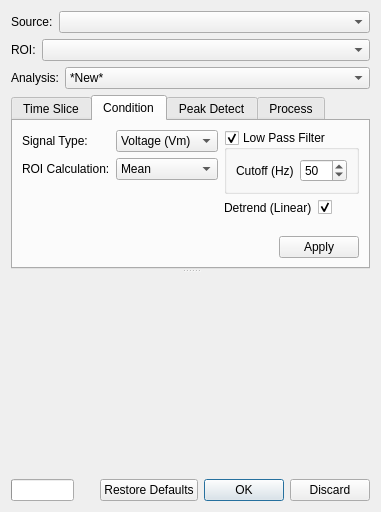
Old version of the form src/ui/KairoSightWidgetAnalyze.ui in the repository kairosight/KairoSight.
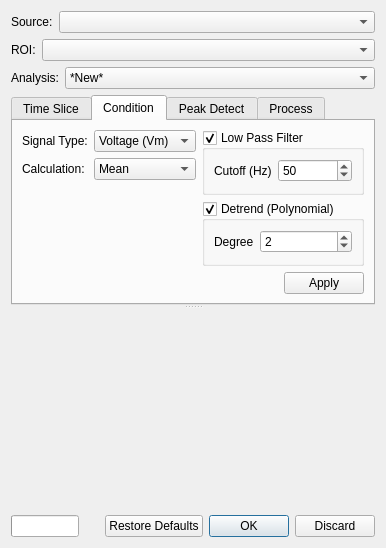
New version of the form. The open tabs and pages were chosen to show the change. Custom widgets are drawn as their Qt base class.

Commit message: Polynomial detrend UI, plotting full data with time slice

The edit to the form file:
```diff
--- a/src/ui/KairoSightWidgetAnalyze.ui
+++ b/src/ui/KairoSightWidgetAnalyze.ui
@@ -7,7 +7,7 @@
     <x>0</x>
     <y>0</y>
     <width>348</width>
-    <height>512</height>
+    <height>528</height>
    </rect>
   </property>
   <property name="sizePolicy">
@@ -320,7 +320,7 @@
             <item row="1" column="0">
              <widget class="QLabel" name="roiCalculationLabel">
               <property name="text">
-               <string>ROI Calculation:</string>
+               <string>Calculation:</string>
               </property>
              </widget>
             </item>
@@ -373,22 +373,39 @@
              </widget>
             </item>
             <item>
-             <layout class="QFormLayout" name="formLayout_3">
+             <widget class="QGroupBox" name="groupBoxDetrend">
+              <property name="title">
+               <string>Detrend (Polynomial)</string>
+              </property>
+              <property name="checkable">
+               <bool>true</bool>
+              </property>
+              <layout class="QFormLayout" name="formLayout_2">
               <item row="0" column="0">
-               <widget class="QLabel" name="detrendLinearLabel">
+                <widget class="QLabel" name="detrendDegreeLabel">
                 <property name="text">
-                 <string>Detrend (Linear)</string>
+                  <string>Degree</string>
+                 </property>
+                 <property name="wordWrap">
+                  <bool>true</bool>
                 </property>
                </widget>
               </item>
               <item row="0" column="1">
-               <widget class="QCheckBox" name="detrendLinearCheckBox">
-                <property name="checked">
-                 <bool>true</bool>
+                <widget class="QSpinBox" name="detrendDegreeSpinBox">
+                 <property name="minimum">
+                  <number>1</number>
+                 </property>
+                 <property name="maximum">
+                  <number>4</number>
+                 </property>
+                 <property name="value">
+                  <number>2</number>
                 </property>
                </widget>
               </item>
              </layout>
+             </widget>
             </item>
            </layout>
           </item>
```
Left out of the diff: 2 changed lines with no effect on the pictures. Lines whose indentation alone changed are shown as unchanged. The commit also changes 2 other files.
